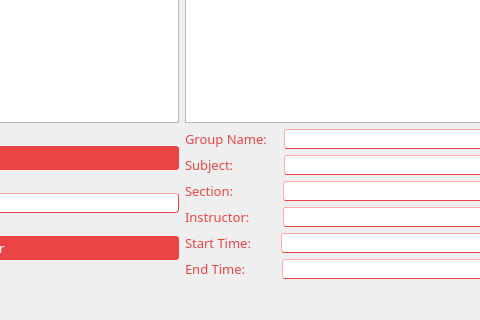
Old version of the form infopopup.ui in the repository markytools/sume-borrower-app; both pictures show x 281 to 761 and y 280 to 600 of the 926 by 600 pixel window.
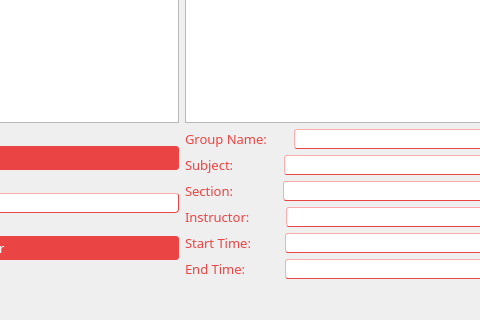
New version of the form.

```diff
--- a/infopopup.ui
+++ b/infopopup.ui
@@ -281,7 +281,7 @@
 }</string>
              </property>
              <property name="text">
-              <string>Group Name:   </string>
+              <string>Group Name:      </string>
              </property>
             </widget>
            </item>
@@ -422,7 +422,7 @@
 }</string>
              </property>
              <property name="text">
-              <string>Instructor:        </string>
+              <string>Instructor:         </string>
              </property>
             </widget>
            </item>
@@ -469,7 +469,7 @@
 }</string>
              </property>
              <property name="text">
-              <string>Start Time:       </string>
+              <string>Start Time:        </string>
              </property>
             </widget>
            </item>
@@ -516,7 +516,7 @@
 }</string>
              </property>
              <property name="text">
-              <string>End Time:         </string>
+              <string>End Time:          </string>
              </property>
             </widget>
            </item>
```
